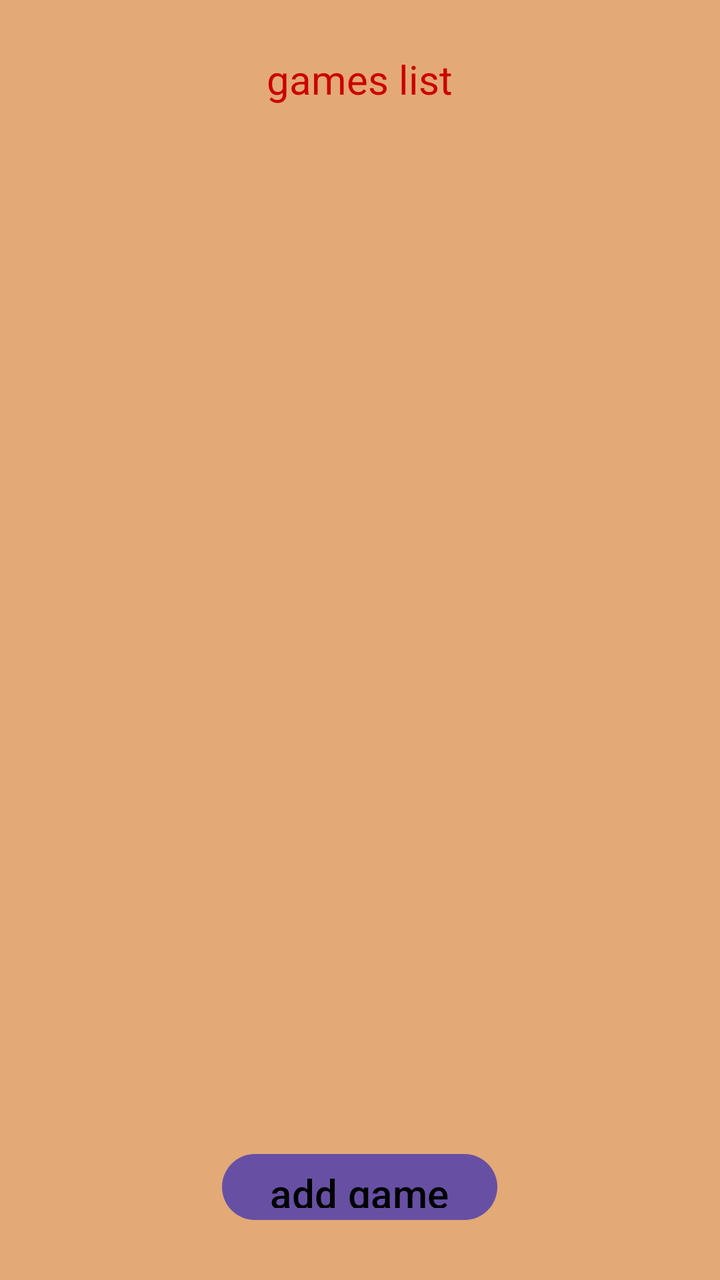
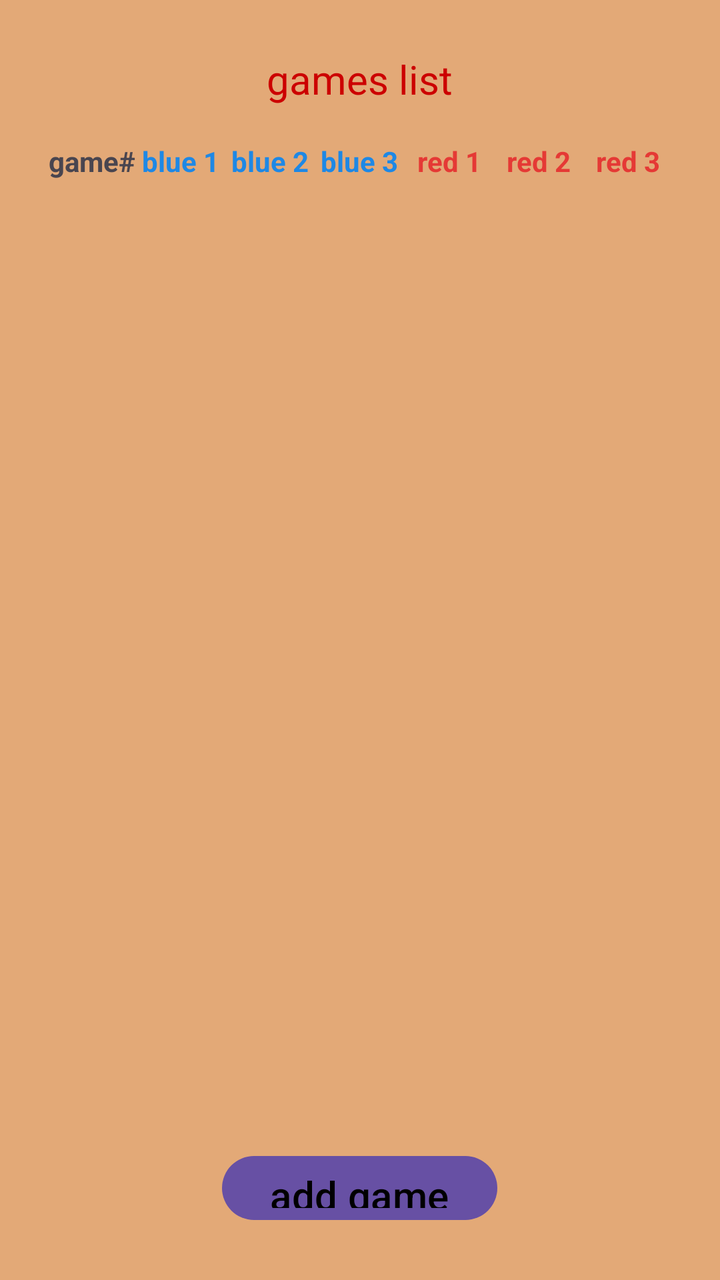

Screens rendered from an Android XML layout before and after an edit, with the pre-edit source and the edit as a unified diff.
<!-- AndroidManifest.xml: application theme Theme.Cat -->
<!-- res/layout/activity_games.xml -->
<?xml version="1.0" encoding="utf-8"?>
<LinearLayout xmlns:android="http://schemas.android.com/apk/res/android"
    xmlns:app="http://schemas.android.com/apk/res-auto"
    xmlns:tools="http://schemas.android.com/tools"
    android:layout_width="match_parent"
    android:layout_height="match_parent"
    android:orientation="vertical"
    android:paddingBottom="16dp"
    android:paddingLeft="16dp"
    android:paddingRight="16dp"
    android:paddingTop="16dp"
    android:background="#E3A977"
    tools:context=".Games">

    <TextView
        android:layout_width="wrap_content"
        android:layout_height="wrap_content"
        android:layout_gravity="center"
        android:textSize="20sp"
        android:textColor="@android:color/holo_red_dark"
        android:text="games list"
        android:layout_margin="10dp"
        />

    <androidx.recyclerview.widget.RecyclerView
        android:id="@+id/rvGames"
        android:layout_width="match_parent"
        android:layout_height="500dp" />

    <Button
        android:id="@+id/btnAddGame"
        android:layout_width="wrap_content"
        android:layout_height="wrap_content"
        android:layout_gravity="center"
        android:textSize="20sp"
        android:textColor="@color/black"
        android:text="add game"
        android:layout_margin="10dp"
        />

    <Button
        android:id="@+id/btnBack"
        android:layout_width="wrap_content"
        android:layout_height="wrap_content"
        android:layout_gravity="center"
        android:textSize="20sp"
        android:textColor="@color/black"
        android:text="back"
        android:layout_margin="10dp"
        />
</LinearLayout>
<!-- resources referenced by this layout -->
<resources>
  <color name="black">#FF000000</color>
  <style name="Theme.Cat" parent="Base.Theme.Cat" />
  <style name="Base.Theme.Cat" parent="Theme.Material3.DayNight.NoActionBar">
          
          
      </style>
</resources>

<!-- the commit's change to res/layout/activity_games.xml (unified diff, before → after) -->
@@ -22,10 +22,94 @@
         android:layout_margin="10dp"
         />
 
+    <LinearLayout
+        android:layout_width="match_parent"
+        android:layout_height="wrap_content"
+        android:orientation="horizontal"
+        android:padding="8dp"
+        android:layoutDirection="ltr">
+
+        <TextView
+            android:id="@+id/tvGameNumber"
+            android:layout_width="0dp"
+            android:layout_height="wrap_content"
+            android:layout_weight="1"
+            android:gravity="center"
+            android:textSize="14sp"
+            android:textStyle="bold"
+            android:text="game#"/>
+
+        <TextView
+            android:id="@+id/tvBlue1"
+            android:layout_width="0dp"
+            android:layout_height="wrap_content"
+            android:layout_weight="1"
+            android:gravity="center"
+            android:textSize="14sp"
+            android:textStyle="bold"
+            android:textColor="#1E88E5"
+            android:text="blue 1"/>
+
+        <TextView
+            android:id="@+id/tvBlue2"
+            android:layout_width="0dp"
+            android:layout_height="wrap_content"
+            android:layout_weight="1"
+            android:gravity="center"
+            android:textSize="14sp"
+            android:textStyle="bold"
+            android:textColor="#1E88E5"
+            android:text="blue 2"/>
+
+        <TextView
+            android:id="@+id/tvBlue3"
+            android:layout_width="0dp"
+            android:layout_height="wrap_content"
+            android:layout_weight="1"
+            android:gravity="center"
+            android:textSize="14sp"
+            android:textStyle="bold"
+            android:textColor="#1E88E5"
+            android:text="blue 3"/>
+
+        <TextView
+            android:id="@+id/tvRed1"
+            android:layout_width="0dp"
+            android:layout_height="wrap_content"
+            android:layout_weight="1"
+            android:gravity="center"
+            android:textSize="14sp"
+            android:textStyle="bold"
+            android:textColor="#E53935"
+            android:text="red 1"/>
+
+        <TextView
+            android:id="@+id/tvRed2"
+            android:layout_width="0dp"
+            android:layout_height="wrap_content"
+            android:layout_weight="1"
+            android:gravity="center"
+            android:textSize="14sp"
+            android:textStyle="bold"
+            android:textColor="#E53935"
+            android:text="red 2"/>
+
+        <TextView
+            android:id="@+id/tvRed3"
+            android:layout_width="0dp"
+            android:layout_height="wrap_content"
+            android:layout_weight="1"
+            android:gravity="center"
+            android:textSize="14sp"
+            android:textStyle="bold"
+            android:textColor="#E53935"
+            android:text="red 3"/>
+    </LinearLayout>
+
     <androidx.recyclerview.widget.RecyclerView
         android:id="@+id/rvGames"
         android:layout_width="match_parent"
-        android:layout_height="500dp" />
+        android:layout_height="466dp" />
 
     <Button
         android:id="@+id/btnAddGame"
